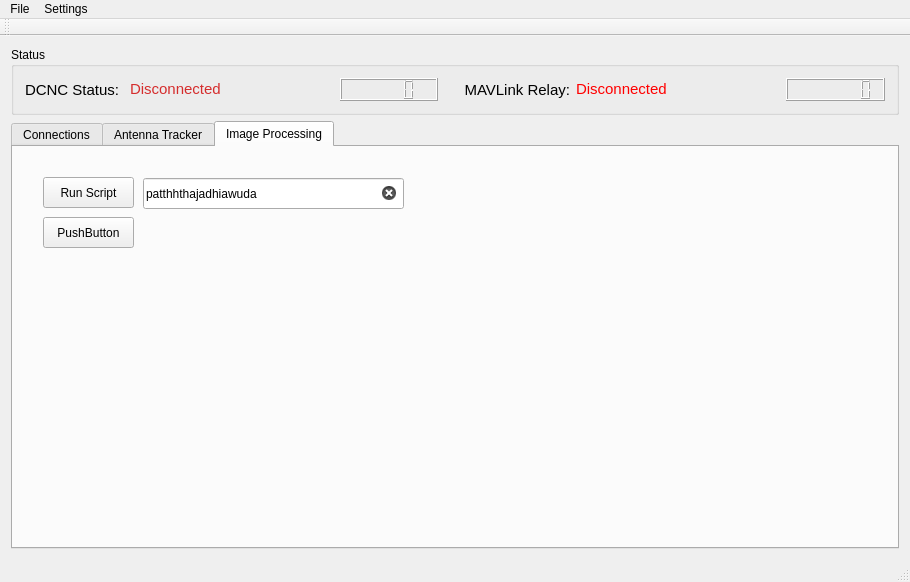
Before: the Qt Designer form gcomcontroller.ui in ubcuas/GCOM, drawn with Qt 5.
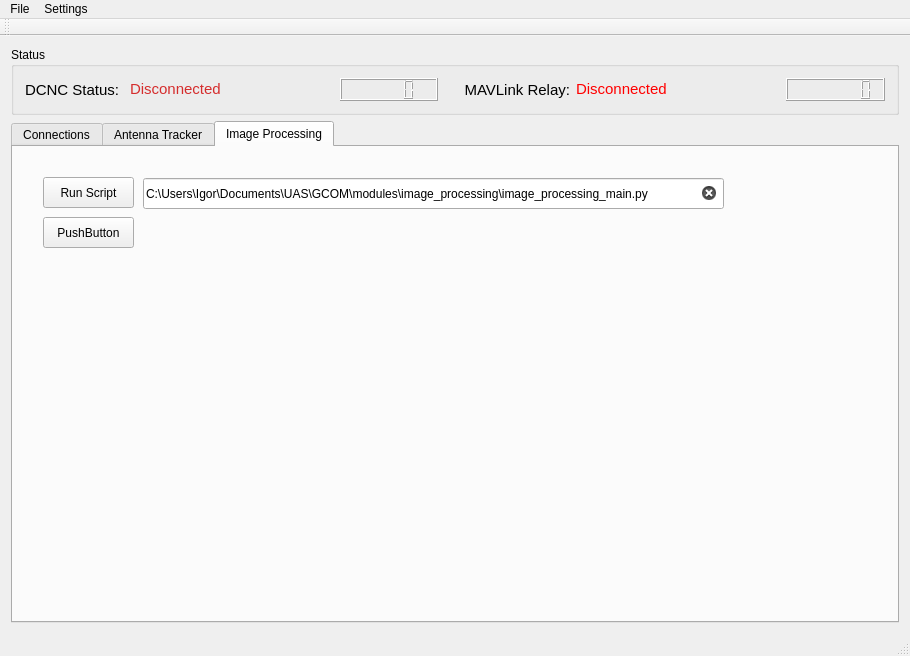
After: the same form once the commit is applied.

Commit message: messed around with buttons and text boxes on image processing gui

What changed in the file:
```diff
--- a/gcomcontroller.ui
+++ b/gcomcontroller.ui
@@ -7,7 +7,7 @@
     <x>0</x>
     <y>0</y>
     <width>910</width>
-    <height>573</height>
+    <height>656</height>
    </rect>
   </property>
   <property name="windowTitle">
@@ -843,12 +843,12 @@
          <rect>
           <x>130</x>
           <y>31</y>
-          <width>261</width>
+          <width>581</width>
           <height>31</height>
          </rect>
         </property>
         <property name="text">
-         <string>patthhthajadhiawuda</string>
+         <string>C:\Users\Igor\Documents\UAS\GCOM\modules\image_processing\image_processing_main.py</string>
         </property>
         <property name="clearButtonEnabled">
          <bool>true</bool>
```
Left out of the diff: 2 changed lines with no effect on the pictures. The commit also changes 4 other files.
